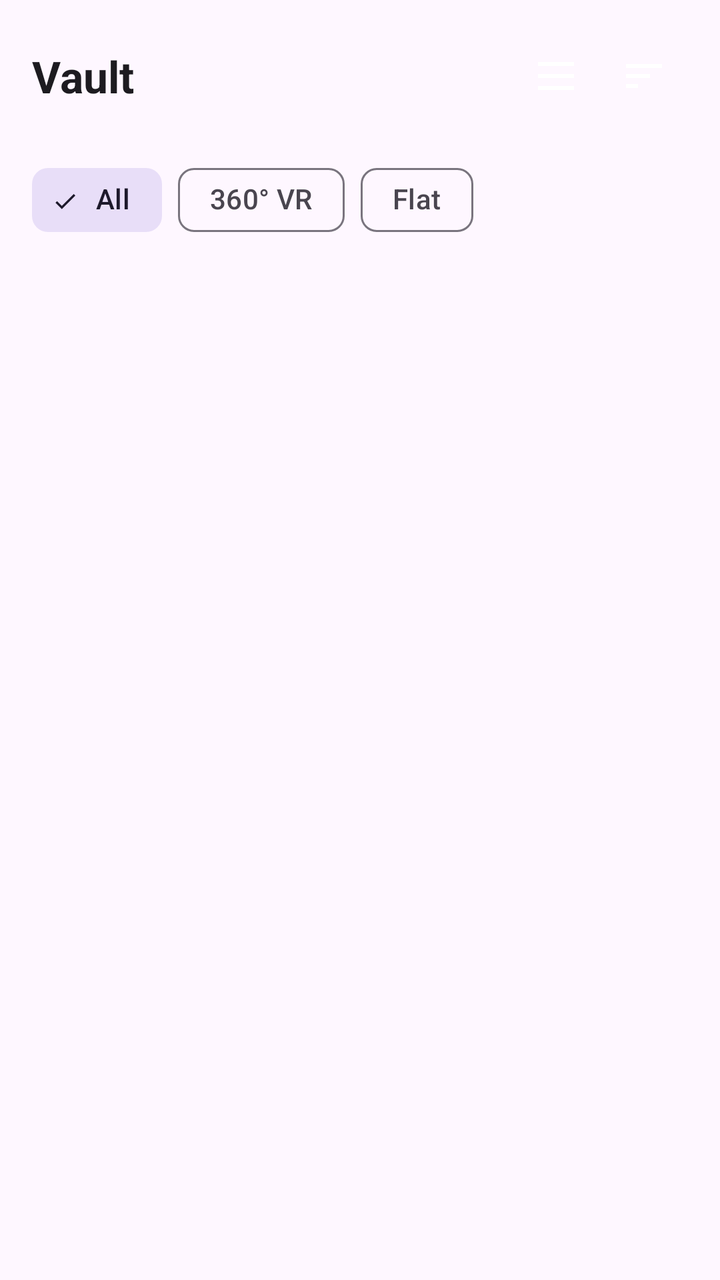
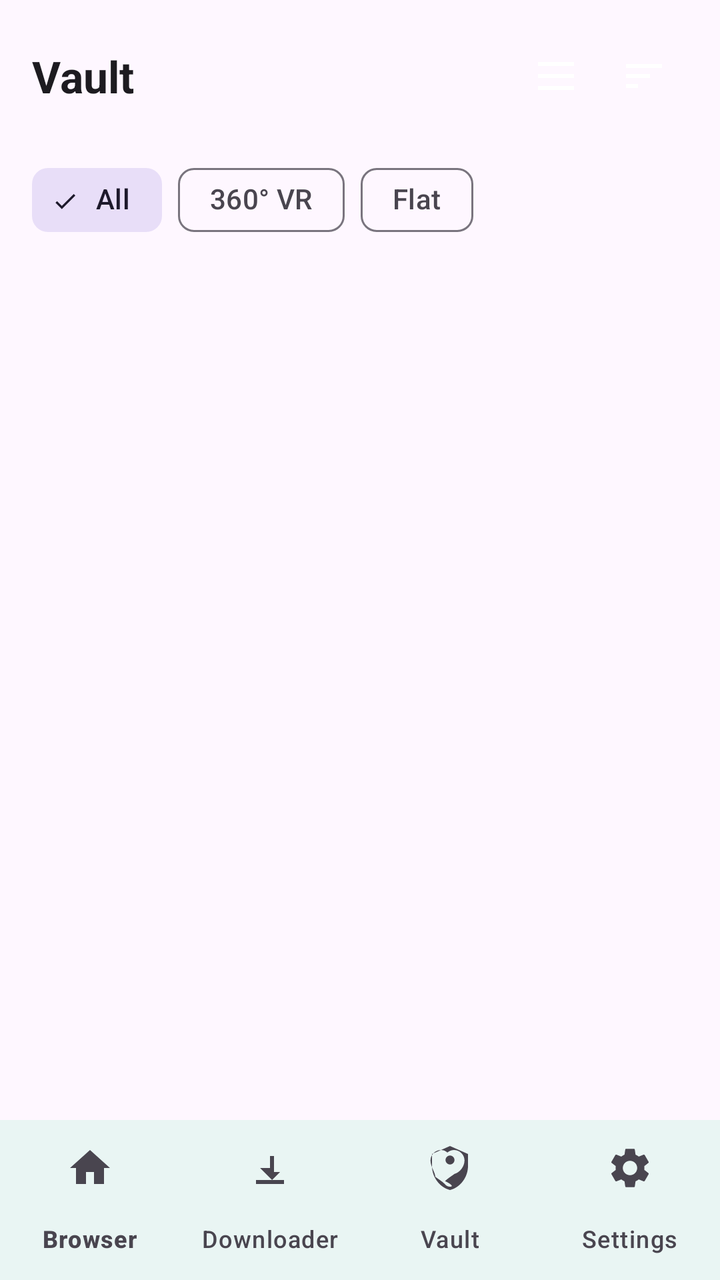

The first picture is an Android layout as it rendered before a commit; the second is the same layout after the commit. The layout source and the unified diff follow.
<!-- AndroidManifest.xml: activity theme Theme.VrVideo.NoActionBar -->
<!-- res/layout/activity_vault.xml -->
<?xml version="1.0" encoding="utf-8"?>
<LinearLayout xmlns:android="http://schemas.android.com/apk/res/android"
    xmlns:app="http://schemas.android.com/apk/res-auto"
    android:layout_width="match_parent"
    android:layout_height="match_parent"
    android:orientation="vertical"
    android:background="?attr/colorSurface"
    android:fitsSystemWindows="true">

    
    <LinearLayout
        android:layout_width="match_parent"
        android:layout_height="wrap_content"
        android:orientation="horizontal"
        android:gravity="center_vertical"
        android:padding="16dp">

        <TextView
            android:layout_width="0dp"
            android:layout_height="wrap_content"
            android:layout_weight="1"
            android:text="@string/nav_vault"
            android:textColor="?attr/colorOnSurface"
            android:textSize="22sp"
            android:textStyle="bold" />

        <ImageButton
            android:id="@+id/btnViewMode"
            android:layout_width="44dp"
            android:layout_height="44dp"
            android:background="?attr/selectableItemBackgroundBorderless"
            android:src="@drawable/ic_list"
            android:contentDescription="@string/vault_toggle_view"
            android:padding="10dp" />

        <ImageButton
            android:id="@+id/btnSort"
            android:layout_width="44dp"
            android:layout_height="44dp"
            android:background="?attr/selectableItemBackgroundBorderless"
            android:src="@drawable/ic_sort"
            android:contentDescription="@string/vault_sort"
            android:padding="10dp" />
    </LinearLayout>

    
    <com.google.android.material.chip.ChipGroup
        android:id="@+id/chipFilters"
        android:layout_width="match_parent"
        android:layout_height="wrap_content"
        android:paddingHorizontal="16dp"
        android:paddingBottom="8dp"
        app:singleSelection="true"
        app:selectionRequired="true">

        <com.google.android.material.chip.Chip
            android:id="@+id/chipAll"
            style="@style/Widget.Material3.Chip.Filter"
            android:layout_width="wrap_content"
            android:layout_height="wrap_content"
            android:checked="true"
            android:text="@string/vault_filter_all" />

        <com.google.android.material.chip.Chip
            android:id="@+id/chipVr"
            style="@style/Widget.Material3.Chip.Filter"
            android:layout_width="wrap_content"
            android:layout_height="wrap_content"
            android:text="@string/vault_filter_vr" />

        <com.google.android.material.chip.Chip
            android:id="@+id/chipFlat"
            style="@style/Widget.Material3.Chip.Filter"
            android:layout_width="wrap_content"
            android:layout_height="wrap_content"
            android:text="@string/vault_filter_flat" />
    </com.google.android.material.chip.ChipGroup>

    <FrameLayout
        android:layout_width="match_parent"
        android:layout_height="0dp"
        android:layout_weight="1">

        <androidx.recyclerview.widget.RecyclerView
            android:id="@+id/rvVault"
            android:layout_width="match_parent"
            android:layout_height="match_parent"
            android:paddingHorizontal="12dp"
            android:clipToPadding="false" />

        <LinearLayout
            android:id="@+id/emptyView"
            android:layout_width="wrap_content"
            android:layout_height="wrap_content"
            android:layout_gravity="center"
            android:orientation="vertical"
            android:gravity="center"
            android:visibility="gone">

            <ImageView
                android:layout_width="72dp"
                android:layout_height="72dp"
                android:src="@drawable/ic_vault"
                android:alpha="0.4"
                android:contentDescription="@string/nav_vault" />

            <TextView
                android:layout_width="wrap_content"
                android:layout_height="wrap_content"
                android:layout_marginTop="12dp"
                android:text="@string/vault_empty"
                android:textColor="?attr/colorOnSurfaceVariant"
                android:textSize="15sp" />
        </LinearLayout>
    </FrameLayout>

</LinearLayout>
<!-- resources referenced by this layout -->
<resources>
  <!-- drawable ic_list (drawable) -->
  <?xml version="1.0" encoding="utf-8"?>
  <vector xmlns:android="http://schemas.android.com/apk/res/android"
      android:width="24dp"
      android:height="24dp"
      android:viewportWidth="24"
      android:viewportHeight="24">
      <path
          android:fillColor="@android:color/white"
          android:pathData="M3,5h18v2H3zM3,11h18v2H3zM3,17h18v2H3z" />
  </vector>
  <!-- drawable ic_sort (drawable) -->
  <?xml version="1.0" encoding="utf-8"?>
  <vector xmlns:android="http://schemas.android.com/apk/res/android"
      android:width="24dp"
      android:height="24dp"
      android:viewportWidth="24"
      android:viewportHeight="24">
      <path
          android:fillColor="@android:color/white"
          android:pathData="M3,18h6v-2H3v2zM3,6v2h18V6H3zM3,13h12v-2H3v2z" />
  </vector>
  <!-- drawable ic_vault (drawable) -->
  <?xml version="1.0" encoding="utf-8"?>
  <vector xmlns:android="http://schemas.android.com/apk/res/android"
      android:width="24dp"
      android:height="24dp"
      android:viewportWidth="24"
      android:viewportHeight="24">
      <path
          android:fillColor="@android:color/white"
          android:pathData="M12,1L3,5v6c0,5.55 3.84,10.74 9,12 5.16,-1.26 9,-6.45 9,-12V5L12,1zM12,21.35c-1.04,0 -2.06,-0.54 -2.64,-1.38 -1.38,-1.38 -3.38,-2.55 -4.72,-3.58C4.62,14.24 2.25,11.29 2.25,8.25 2.25,5.32 4.67,3 7.5,3c1.24,0 2.37,0.5 3.18,1.28C11.62,3.5 12.75,3 14,3c2.83,0 5.25,2.32 5.25,5.25 0,3.04 -2.37,5.99 -5.01,6.7 -1.34,1.03 -3.34,2.2 -4.72,3.58C14.06,20.81 13.04,21.35 12,21.35zM12,5.75a2.25,2.25 0 1,1 0,4.5 2.25,2.25 0 0,1 0,-4.5z"/>
  </vector>
  <string name="nav_vault">Vault</string>
  <string name="vault_empty">No downloaded videos yet</string>
  <string name="vault_filter_all">All</string>
  <string name="vault_filter_flat">Flat</string>
  <string name="vault_filter_vr">360° VR</string>
  <string name="vault_sort">Sort</string>
  <string name="vault_toggle_view">Toggle grid/list view</string>
  <style name="Theme.VrVideo.NoActionBar" parent="Theme.VrVideo">
          <item name="windowActionBar">false</item>
          <item name="windowNoTitle">true</item>
          <item name="android:windowFullscreen">true</item>
      </style>
  <style name="Theme.VrVideo" parent="Theme.Material3.DayNight.NoActionBar">
          <item name="colorPrimary">@color/md_theme_primary</item>
          <item name="colorOnPrimary">@color/md_theme_onPrimary</item>
          <item name="colorSecondary">@color/md_theme_secondary</item>
          <item name="android:windowBackground">@color/md_theme_background</item>
          <item name="android:statusBarColor">?attr/colorPrimary</item>
          <item name="android:navigationBarColor">?attr/colorSurface</item>
          <item name="android:textColorPrimary">?attr/colorOnBackground</item>
          <item name="android:textColorSecondary">?attr/colorOnSurfaceVariant</item>
          <item name="android:forceDarkAllowed">true</item>
      </style>
  <color name="md_theme_primary">#00E676</color>
  <color name="md_theme_onPrimary">#000000</color>
  <color name="md_theme_secondary">#03DAC6</color>
  <color name="md_theme_background">#121212</color>
</resources>

<!-- the commit's change to res/layout/activity_vault.xml (unified diff, before → after) -->
@@ -4,114 +4,135 @@
     android:layout_width="match_parent"
     android:layout_height="match_parent"
     android:orientation="vertical"
-    android:background="?attr/colorSurface"
-    android:fitsSystemWindows="true">
+    android:background="?attr/colorSurface">
 
-    
     <LinearLayout
         android:layout_width="match_parent"
-        android:layout_height="wrap_content"
-        android:orientation="horizontal"
-        android:gravity="center_vertical"
-        android:padding="16dp">
+        android:layout_height="0dp"
+        android:layout_weight="1"
+        android:orientation="vertical"
+        android:background="?attr/colorSurface"
+        android:fitsSystemWindows="true">
 
-        <TextView
-            android:layout_width="0dp"
+        
+        <LinearLayout
+            android:layout_width="match_parent"
             android:layout_height="wrap_content"
-            android:layout_weight="1"
-            android:text="@string/nav_vault"
-            android:textColor="?attr/colorOnSurface"
-            android:textSize="22sp"
-            android:textStyle="bold" />
+            android:orientation="horizontal"
+            android:gravity="center_vertical"
+            android:padding="16dp">
 
-        <ImageButton
-            android:id="@+id/btnViewMode"
-            android:layout_width="44dp"
-            android:layout_height="44dp"
-            android:background="?attr/selectableItemBackgroundBorderless"
-            android:src="@drawable/ic_list"
-            android:contentDescription="@string/vault_toggle_view"
-            android:padding="10dp" />
+            <TextView
+                android:layout_width="0dp"
+                android:layout_height="wrap_content"
+                android:layout_weight="1"
+                android:text="@string/nav_vault"
+                android:textColor="?attr/colorOnSurface"
+                android:textSize="22sp"
+                android:textStyle="bold" />
 
-        <ImageButton
-            android:id="@+id/btnSort"
-            android:layout_width="44dp"
-            android:layout_height="44dp"
-            android:background="?attr/selectableItemBackgroundBorderless"
-            android:src="@drawable/ic_sort"
-            android:contentDescription="@string/vault_sort"
-            android:padding="10dp" />
+            <ImageButton
+                android:id="@+id/btnViewMode"
+                android:layout_width="44dp"
+                android:layout_height="44dp"
+                android:background="?attr/selectableItemBackgroundBorderless"
+                android:src="@drawable/ic_list"
+                android:contentDescription="@string/vault_toggle_view"
+                android:padding="10dp" />
+
+            <ImageButton
+                android:id="@+id/btnSort"
+                android:layout_width="44dp"
+                android:layout_height="44dp"
+                android:background="?attr/selectableItemBackgroundBorderless"
+                android:src="@drawable/ic_sort"
+                android:contentDescription="@string/vault_sort"
+                android:padding="10dp" />
+        </LinearLayout>
+
+        
+        <com.google.android.material.chip.ChipGroup
+            android:id="@+id/chipFilters"
+            android:layout_width="match_parent"
+            android:layout_height="wrap_content"
+            android:paddingHorizontal="16dp"
+            android:paddingBottom="8dp"
+            app:singleSelection="true"
+            app:selectionRequired="true">
+
+            <com.google.android.material.chip.Chip
+                android:id="@+id/chipAll"
+                style="@style/Widget.Material3.Chip.Filter"
+                android:layout_width="wrap_content"
+                android:layout_height="wrap_content"
+                android:checked="true"
+                android:text="@string/vault_filter_all" />
+
+            <com.google.android.material.chip.Chip
+                android:id="@+id/chipVr"
+                style="@style/Widget.Material3.Chip.Filter"
+                android:layout_width="wrap_content"
+                android:layout_height="wrap_content"
+                android:text="@string/vault_filter_vr" />
+
+            <com.google.android.material.chip.Chip
+                android:id="@+id/chipFlat"
+                style="@style/Widget.Material3.Chip.Filter"
+                android:layout_width="wrap_content"
+                android:layout_height="wrap_content"
+                android:text="@string/vault_filter_flat" />
+        </com.google.android.material.chip.ChipGroup>
+
+        <FrameLayout
+            android:layout_width="match_parent"
+            android:layout_height="0dp"
+            android:layout_weight="1">
+
+            <androidx.recyclerview.widget.RecyclerView
+                android:id="@+id/rvVault"
+                android:layout_width="match_parent"
+                android:layout_height="match_parent"
+                android:paddingHorizontal="12dp"
+                android:clipToPadding="false" />
+
+            <LinearLayout
+                android:id="@+id/emptyView"
+                android:layout_width="wrap_content"
+                android:layout_height="wrap_content"
+                android:layout_gravity="center"
+                android:orientation="vertical"
+                android:gravity="center"
+                android:visibility="gone">
+
+                <ImageView
+                    android:layout_width="72dp"
+                    android:layout_height="72dp"
+                    android:src="@drawable/ic_vault"
+                    android:alpha="0.4"
+                    android:contentDescription="@string/nav_vault" />
+
+                <TextView
+                    android:layout_width="wrap_content"
+                    android:layout_height="wrap_content"
+                    android:layout_marginTop="12dp"
+                    android:text="@string/vault_empty"
+                    android:textColor="?attr/colorOnSurfaceVariant"
+                    android:textSize="15sp" />
+            </LinearLayout>
+        </FrameLayout>
+
     </LinearLayout>
 
     
-    <com.google.android.material.chip.ChipGroup
-        android:id="@+id/chipFilters"
+    <com.google.android.material.bottomnavigation.BottomNavigationView
+        android:id="@+id/bottomNav"
         android:layout_width="match_parent"
         android:layout_height="wrap_content"
-        android:paddingHorizontal="16dp"
-        android:paddingBottom="8dp"
-        app:singleSelection="true"
-        app:selectionRequired="true">
-
-        <com.google.android.material.chip.Chip
-            android:id="@+id/chipAll"
-            style="@style/Widget.Material3.Chip.Filter"
-            android:layout_width="wrap_content"
-            android:layout_height="wrap_content"
-            android:checked="true"
-            android:text="@string/vault_filter_all" />
-
-        <com.google.android.material.chip.Chip
-            android:id="@+id/chipVr"
-            style="@style/Widget.Material3.Chip.Filter"
-            android:layout_width="wrap_content"
-            android:layout_height="wrap_content"
-            android:text="@string/vault_filter_vr" />
-
-        <com.google.android.material.chip.Chip
-            android:id="@+id/chipFlat"
-            style="@style/Widget.Material3.Chip.Filter"
-            android:layout_width="wrap_content"
-            android:layout_height="wrap_content"
-            android:text="@string/vault_filter_flat" />
-    </com.google.android.material.chip.ChipGroup>
-
-    <FrameLayout
-        android:layout_width="match_parent"
-        android:layout_height="0dp"
-        android:layout_weight="1">
-
-        <androidx.recyclerview.widget.RecyclerView
-            android:id="@+id/rvVault"
-            android:layout_width="match_parent"
-            android:layout_height="match_parent"
-            android:paddingHorizontal="12dp"
-            android:clipToPadding="false" />
-
-        <LinearLayout
-            android:id="@+id/emptyView"
-            android:layout_width="wrap_content"
-            android:layout_height="wrap_content"
-            android:layout_gravity="center"
-            android:orientation="vertical"
-            android:gravity="center"
-            android:visibility="gone">
-
-            <ImageView
-                android:layout_width="72dp"
-                android:layout_height="72dp"
-                android:src="@drawable/ic_vault"
-                android:alpha="0.4"
-                android:contentDescription="@string/nav_vault" />
-
-            <TextView
-                android:layout_width="wrap_content"
-                android:layout_height="wrap_content"
-                android:layout_marginTop="12dp"
-                android:text="@string/vault_empty"
-                android:textColor="?attr/colorOnSurfaceVariant"
-                android:textSize="15sp" />
-        </LinearLayout>
-    </FrameLayout>
+        android:background="?attr/colorSurface"
+        app:menu="@menu/bottom_nav_menu"
+        app:itemIconTint="?attr/colorOnSurfaceVariant"
+        app:itemTextColor="?attr/colorOnSurfaceVariant"
+        app:labelVisibilityMode="labeled"
+        app:itemRippleColor="@color/md_theme_primary" />
 
 </LinearLayout>
